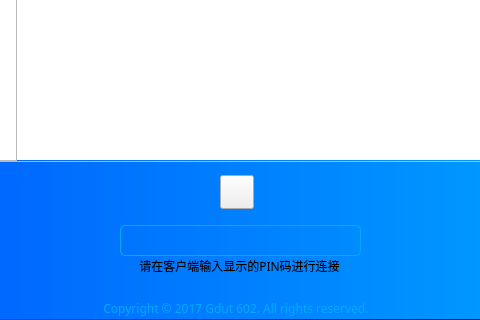
This is KinectServer/KinectServer.ui in jammgit/KinectServer as Qt 5 draws it before an edit; both pictures show x 201 to 681 and y 235 to 555 of the 878 by 555 pixel window. The edited form follows.
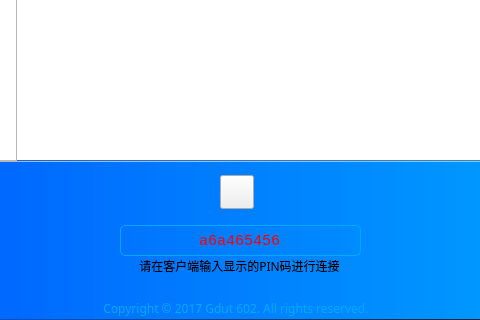
This is the edited form. Icons and pictures are not drawn.

The edit to the form file:
```diff
--- a/KinectServer/KinectServer.ui
+++ b/KinectServer/KinectServer.ui
@@ -372,7 +372,7 @@
      <string/>
     </property>
     <property name="text">
-     <string/>
+     <string>a6a465456</string>
     </property>
     <property name="alignment">
      <set>Qt::AlignCenter</set>
```
